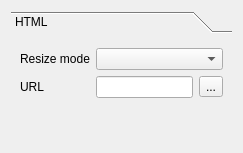
qgis/QGIS, file src/ui/qgscomposerhtmlwidgetbase.ui: the form before one commit.
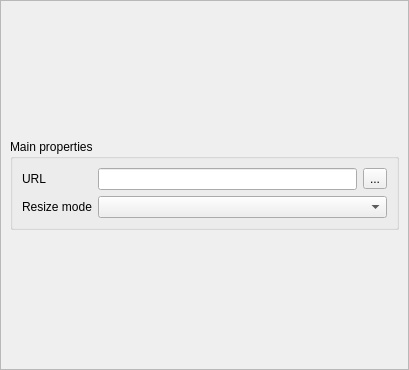
The form after the commit. Custom widgets are drawn as their Qt base class.

What changed in the file:
```diff
--- a/src/ui/qgscomposerhtmlwidgetbase.ui
+++ b/src/ui/qgscomposerhtmlwidgetbase.ui
@@ -6,70 +6,79 @@
    <rect>
     <x>0</x>
     <y>0</y>
-    <width>243</width>
-    <height>153</height>
+    <width>409</width>
+    <height>370</height>
    </rect>
   </property>
   <property name="windowTitle">
    <string>Form</string>
   </property>
   <layout class="QGridLayout" name="gridLayout_2">
+   <property name="margin">
+    <number>0</number>
+   </property>
    <item row="0" column="0">
-    <widget class="QToolBox" name="mToolBox">
-     <property name="currentIndex">
-      <number>0</number>
+    <widget class="QScrollArea" name="scrollArea">
+     <property name="widgetResizable">
+      <bool>true</bool>
      </property>
-     <widget class="QWidget" name="page">
+     <widget class="QWidget" name="scrollAreaWidgetContents">
       <property name="geometry">
        <rect>
         <x>0</x>
         <y>0</y>
-        <width>221</width>
-        <height>100</height>
+        <width>407</width>
+        <height>368</height>
        </rect>
       </property>
-      <attribute name="label">
-       <string>HTML</string>
-      </attribute>
-      <layout class="QGridLayout" name="gridLayout">
-       <item row="2" column="2">
-        <widget class="QToolButton" name="mFileToolButton">
-         <property name="text">
-          <string>...</string>
+      <layout class="QVBoxLayout" name="mainLayout">
+       <item>
+        <widget class="QgsCollapsibleGroupBoxBasic" name="groupBox">
+         <property name="sizePolicy">
+          <sizepolicy hsizetype="Preferred" vsizetype="Maximum">
+           <horstretch>0</horstretch>
+           <verstretch>0</verstretch>
+          </sizepolicy>
          </property>
-        </widget>
-       </item>
-       <item row="2" column="1">
-        <widget class="QLineEdit" name="mUrlLineEdit"/>
-       </item>
-       <item row="2" column="0">
-        <widget class="QLabel" name="mUrlLabel">
-         <property name="text">
-          <string>URL</string>
+         <property name="title">
+          <string>Main properties</string>
          </property>
-        </widget>
-       </item>
-       <item row="0" column="1" colspan="2">
-        <widget class="QComboBox" name="mResizeModeComboBox"/>
-       </item>
-       <item row="3" column="1">
-        <spacer name="verticalSpacer">
-         <property name="orientation">
-          <enum>Qt::Vertical</enum>
+         <property name="collapsed" stdset="0">
+          <bool>false</bool>
          </property>
-         <property name="sizeHint" stdset="0">
-          <size>
-           <width>20</width>
-           <height>40</height>
-          </size>
-         </property>
-        </spacer>
-       </item>
-       <item row="0" column="0">
-        <widget class="QLabel" name="mResizeModeLabel">
-         <property name="text">
-          <string>Resize mode</string>
-         </property>
+         <layout class="QFormLayout" name="formLayout">
+          <item row="2" column="0">
+           <widget class="QLabel" name="mResizeModeLabel">
+            <property name="text">
+             <string>Resize mode</string>
+            </property>
+           </widget>
+          </item>
+          <item row="2" column="1">
+           <widget class="QComboBox" name="mResizeModeComboBox"/>
+          </item>
+          <item row="0" column="1">
+           <layout class="QHBoxLayout" name="horizontalLayout">
+            <item>
+             <widget class="QLineEdit" name="mUrlLineEdit"/>
+            </item>
+            <item>
+             <widget class="QToolButton" name="mFileToolButton">
+              <property name="text">
+               <string>...</string>
+              </property>
+             </widget>
+            </item>
+           </layout>
+          </item>
+          <item row="0" column="0">
+           <widget class="QLabel" name="mUrlLabel">
+            <property name="text">
+             <string>URL</string>
+            </property>
+           </widget>
+          </item>
+         </layout>
         </widget>
        </item>
       </layout>
@@ -78,6 +87,14 @@
    </item>
   </layout>
  </widget>
+ <customwidgets>
+  <customwidget>
+   <class>QgsCollapsibleGroupBoxBasic</class>
+   <extends>QGroupBox</extends>
+   <header location="global">qgscollapsiblegroupbox.h</header>
+   <container>1</container>
+  </customwidget>
+ </customwidgets>
  <resources/>
  <connections/>
 </ui>
```
